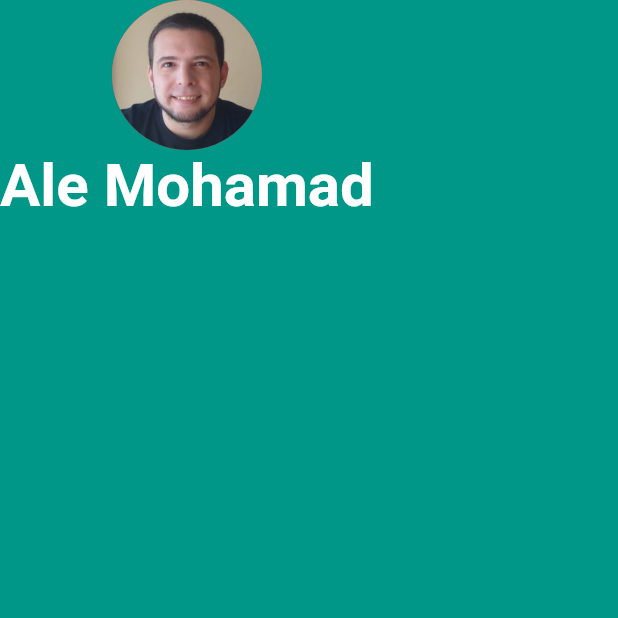
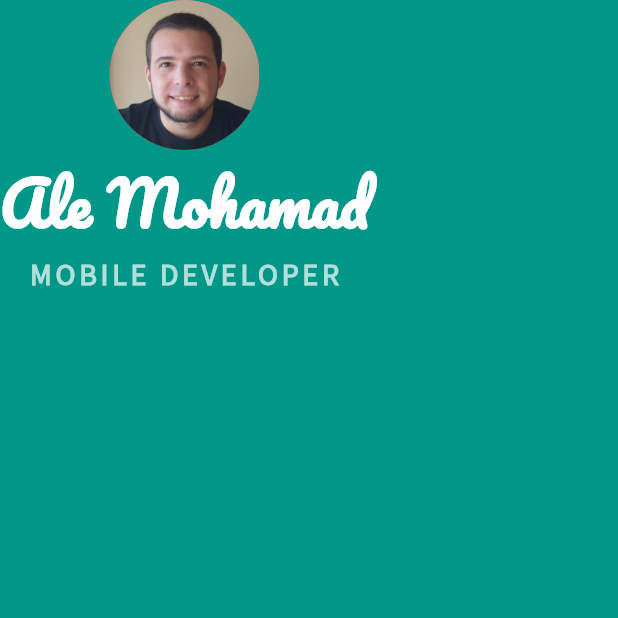
Before and after one commit to alemohamad/flutter-appbrewery, a Flutter app: the screen it shows after launch, on a phone screen of 412 x 824 dp, the top half of it. Run offline on Flutter 3.47's test engine with Material 2 defaults, Android fonts, the phone set to English and light mode, and no system bars.

Commit message:
Adding custom fonts

```diff
--- a/mi_card_flutter/lib/main.dart
+++ b/mi_card_flutter/lib/main.dart
@@ -21,8 +21,19 @@
               Text(
                 'Ale Mohamad',
                 style: TextStyle(
+                  fontFamily: 'Pacifico',
                   fontSize: 40.0,
                   color: Colors.white,
+                  fontWeight: FontWeight.bold,
+                ),
+              ),
+              Text(
+                'MOBILE DEVELOPER',
+                style: TextStyle(
+                  fontFamily: 'SourceSansPro',
+                  fontSize: 20.0,
+                  color: Colors.teal.shade100,
+                  letterSpacing: 2.5,
                   fontWeight: FontWeight.bold,
                 ),
               ),
```
Also changed, not shown: mi_card_flutter/pubspec.yaml (+8 -12 lines), mi_card_flutter/fonts/Pacifico-Regular.ttf (added), mi_card_flutter/fonts/SourceSansPro-Regular.ttf (added).
